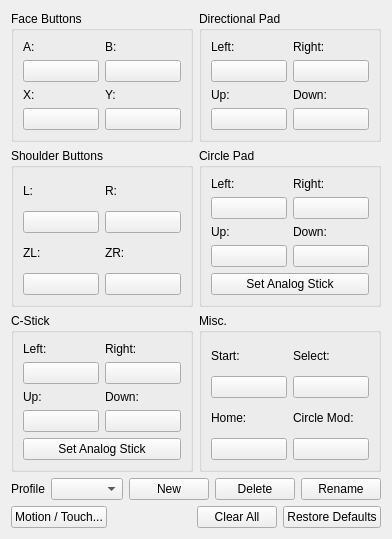
Before: the Qt Designer form src/citra_qt/configuration/configure_input.ui in PabloMK7/citra, drawn with Qt 5.
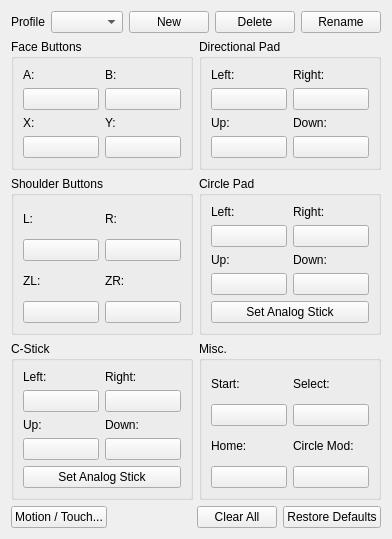
After: the same form once the commit is applied.

Patch:
```diff
--- a/src/citra_qt/configuration/configure_input.ui
+++ b/src/citra_qt/configuration/configure_input.ui
@@ -6,7 +6,7 @@
    <rect>
     <x>0</x>
     <y>0</y>
-    <width>376</width>
+    <width>374</width>
     <height>535</height>
    </rect>
   </property>
@@ -14,6 +14,54 @@
    <string>ConfigureInput</string>
   </property>
   <layout class="QVBoxLayout" name="verticalLayout_5">
+   <item>
+    <layout class="QHBoxLayout" name="horizontalLayout_3">
+     <item>
+      <widget class="QLabel" name="label_5">
+       <property name="text">
+        <string>Profile</string>
+       </property>
+      </widget>
+     </item>
+     <item>
+      <widget class="QComboBox" name="profile"/>
+     </item>
+     <item>
+      <spacer name="horizontalSpacer_2">
+       <property name="orientation">
+        <enum>Qt::Horizontal</enum>
+       </property>
+       <property name="sizeHint" stdset="0">
+        <size>
+         <width>40</width>
+         <height>20</height>
+        </size>
+       </property>
+      </spacer>
+     </item>
+     <item>
+      <widget class="QPushButton" name="buttonNew">
+       <property name="text">
+        <string>New</string>
+       </property>
+      </widget>
+     </item>
+     <item>
+      <widget class="QPushButton" name="buttonDelete">
+       <property name="text">
+        <string>Delete</string>
+       </property>
+      </widget>
+     </item>
+     <item>
+      <widget class="QPushButton" name="buttonRename">
+       <property name="text">
+        <string>Rename</string>
+       </property>
+      </widget>
+     </item>
+    </layout>
+   </item>
    <item>
     <layout class="QGridLayout" name="gridLayout_7">
      <item row="0" column="0">
@@ -289,50 +337,7 @@
         <bool>false</bool>
        </property>
        <layout class="QGridLayout" name="gridLayout_4">
-        <item row="2" column="0" colspan="2">
-         <widget class="QPushButton" name="buttonCircleAnalog">
-          <property name="text">
-           <string>Set Analog Stick</string>
-          </property>
-         </widget>
-        </item>
-        <item row="0" column="0">
-         <layout class="QVBoxLayout" name="verticalLayout_17">
-          <item>
-           <widget class="QLabel" name="label_21">
-            <property name="text">
-             <string>Left:</string>
-            </property>
-           </widget>
-          </item>
-          <item>
-           <widget class="QPushButton" name="buttonCircleLeft">
-            <property name="text">
-             <string/>
-            </property>
-           </widget>
-          </item>
-         </layout>
-        </item>
-        <item row="0" column="1">
-         <layout class="QVBoxLayout" name="verticalLayout_18">
-          <item>
-           <widget class="QLabel" name="label_23">
-            <property name="text">
-             <string>Right:</string>
-            </property>
-           </widget>
-          </item>
-          <item>
-           <widget class="QPushButton" name="buttonCircleRight">
-            <property name="text">
-             <string/>
-            </property>
-           </widget>
-          </item>
-         </layout>
-        </item>
-        <item row="1" column="0">
+        <item row="1" column="1">
          <layout class="QVBoxLayout" name="verticalLayout_19">
           <item>
            <widget class="QLabel" name="label_24">
@@ -350,7 +355,7 @@
           </item>
          </layout>
         </item>
-        <item row="1" column="1">
+        <item row="1" column="2">
          <layout class="QVBoxLayout" name="verticalLayout_20">
           <item>
            <widget class="QLabel" name="label_22">
@@ -368,6 +373,49 @@
           </item>
          </layout>
         </item>
+        <item row="0" column="2">
+         <layout class="QVBoxLayout" name="verticalLayout_18">
+          <item>
+           <widget class="QLabel" name="label_23">
+            <property name="text">
+             <string>Right:</string>
+            </property>
+           </widget>
+          </item>
+          <item>
+           <widget class="QPushButton" name="buttonCircleRight">
+            <property name="text">
+             <string/>
+            </property>
+           </widget>
+          </item>
+         </layout>
+        </item>
+        <item row="2" column="1" colspan="2">
+         <widget class="QPushButton" name="buttonCircleAnalog">
+          <property name="text">
+           <string>Set Analog Stick</string>
+          </property>
+         </widget>
+        </item>
+        <item row="0" column="1">
+         <layout class="QVBoxLayout" name="verticalLayout_17">
+          <item>
+           <widget class="QLabel" name="label_21">
+            <property name="text">
+             <string>Left:</string>
+            </property>
+           </widget>
+          </item>
+          <item>
+           <widget class="QPushButton" name="buttonCircleLeft">
+            <property name="text">
+             <string/>
+            </property>
+           </widget>
+          </item>
+         </layout>
+        </item>
        </layout>
       </widget>
      </item>
@@ -556,54 +604,6 @@
    </item>
    <item>
     <layout class="QVBoxLayout" name="verticalLayout_6">
-     <item>
-      <layout class="QHBoxLayout" name="horizontalLayout_3">
-       <item>
-        <widget class="QLabel" name="label_5">
-         <property name="text">
-          <string>Profile</string>
-         </property>
-        </widget>
-       </item>
-       <item>
-        <widget class="QComboBox" name="profile"/>
-       </item>
-       <item>
-        <widget class="QPushButton" name="buttonNew">
-         <property name="text">
-          <string>New</string>
-         </property>
-        </widget>
-       </item>
-       <item>
-        <widget class="QPushButton" name="buttonDelete">
-         <property name="text">
-          <string>Delete</string>
-         </property>
-        </widget>
-       </item>
-       <item>
-        <widget class="QPushButton" name="buttonRename">
-         <property name="text">
-          <string>Rename</string>
-         </property>
-        </widget>
-       </item>
-       <item>
-        <spacer name="horizontalSpacer_2">
-         <property name="orientation">
-          <enum>Qt::Horizontal</enum>
-         </property>
-         <property name="sizeHint" stdset="0">
-          <size>
-           <width>40</width>
-           <height>20</height>
-          </size>
-         </property>
-        </spacer>
-       </item>
-      </layout>
-     </item>
      <item>
       <layout class="QHBoxLayout" name="horizontalLayout">
        <item>
```
Left out of the diff: 108 changed lines with no effect on the pictures.
